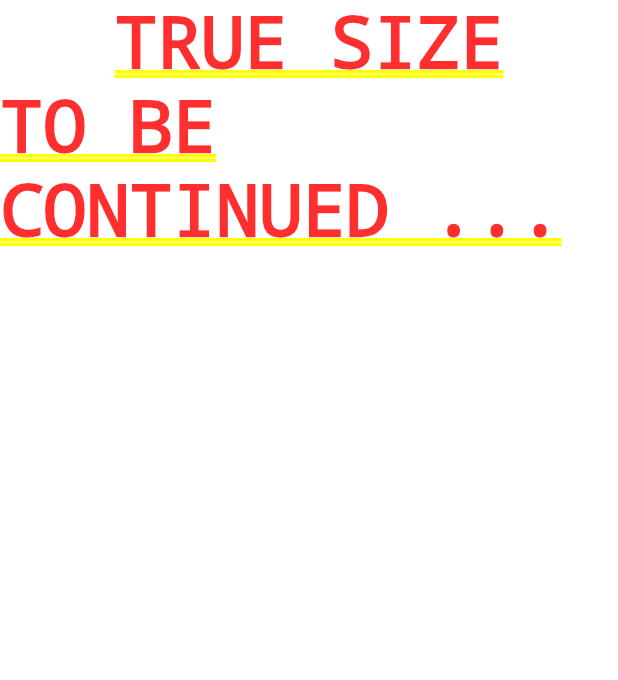
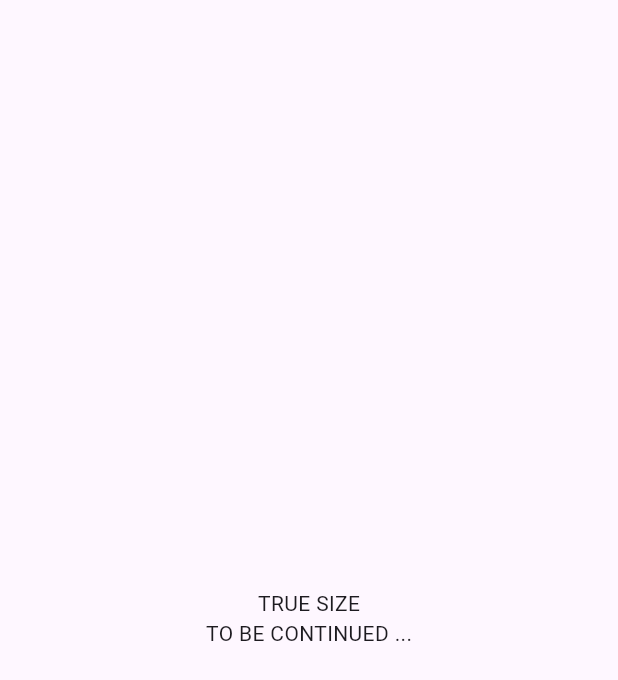
Before and after one commit to constantinLu/true_size, a Flutter app: the screen it shows after launch, on a phone screen of 412 x 824 dp. Shown: the top 680 px of the screen. Run offline on Flutter 3.47's test engine with Material 2 defaults, Android fonts, the phone set to English and light mode, and no system bars.

Commit message:
TZ-01: Added title

```diff
--- a/lib/main.dart
+++ b/lib/main.dart
@@ -10,16 +10,20 @@ class MyApp extends StatelessWidget {
   @override
   Widget build(BuildContext context) {
     return MaterialApp(
-      title: 'Flutter Demo',
+      title: 'True size',
       theme: ThemeData(
         colorScheme: ColorScheme.fromSeed(seedColor: Colors.deepPurple),
         useMaterial3: true,
       ),
-      home: Column(
-        children: [
-          Center(child: Text('TRUE SIZE')),
-          Center(child: Text('TO BE CONTINUED ...')),
-        ],
+      home: Scaffold(
+        body: Column(
+          crossAxisAlignment: CrossAxisAlignment.center,
+          mainAxisAlignment: MainAxisAlignment.center,
+          children: [
+            Center(child: Text('TRUE SIZE')),
+            Center(child: Text('TO BE CONTINUED ...')),
+          ],
+        ),
       ),
     );
   }
```
